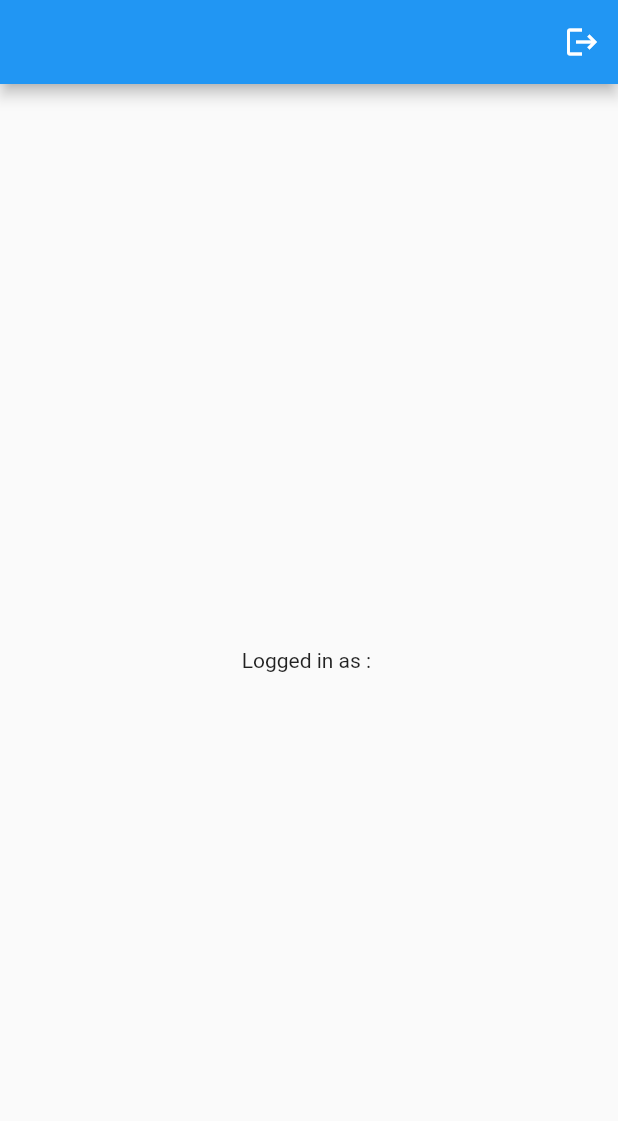
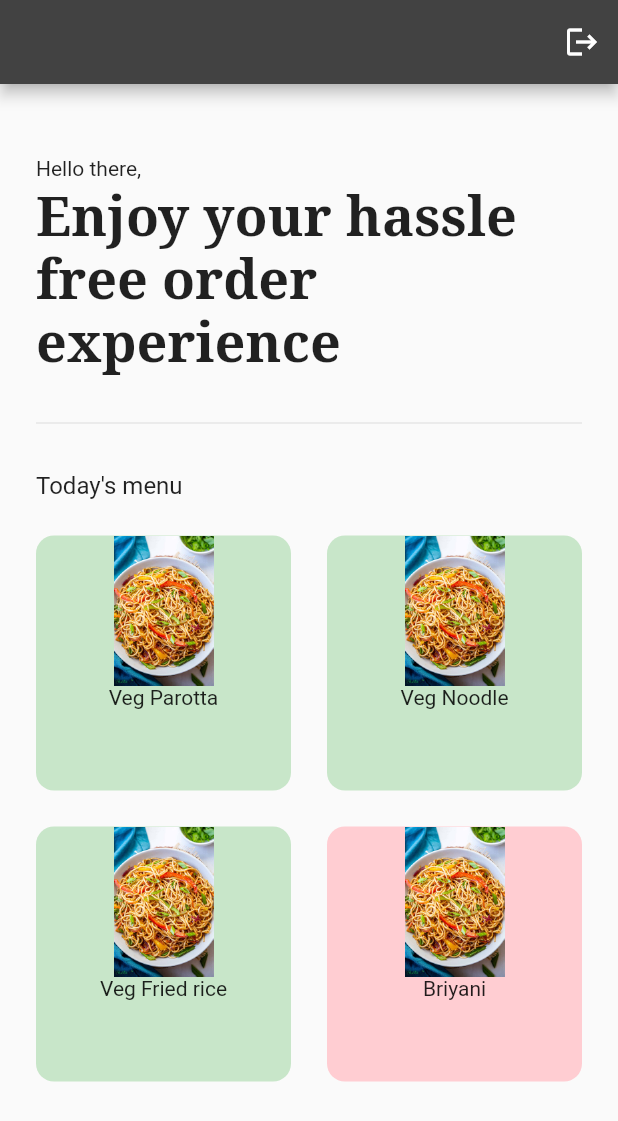
Before and after one commit to MohamedArafath205/Cafe-Connect, a Flutter app: the screen it shows once a user with an empty profile is signed in, on a phone screen of 412 x 824 dp. Shown: the top 1121 px of the screen. Run offline on Flutter 3.47's test engine with Material 2 defaults, Android fonts, the phone set to English and light mode, and no system bars; our stand-ins replace firebase_auth, firebase_core, google_fonts, google_sign_in; accounts and stored records are empty; network calls fail.

Commit message:
Updated Home page UI

```diff
--- /dev/null
+++ b/lib/components/cafe_menu_tile.dart
@@ -0,0 +1,43 @@
+import 'package:flutter/material.dart';
+
+class CafeMenuTile extends StatelessWidget {
+  final String itemName;
+  final String itemPrice;
+  final String imagePath;
+  final color;
+
+  const CafeMenuTile({
+    super.key,
+    required this.itemName,
+    required this.itemPrice,
+    required this.imagePath,
+    required this.color,
+  });
+
+  @override
+  Widget build(BuildContext context) {
+    return Padding(
+      padding: const EdgeInsets.all(12.0),
+      child: Container(
+        decoration: BoxDecoration(
+          color: color[100],
+          borderRadius: BorderRadius.circular(12),
+        ),
+        child: Column(
+          children: [
+            // image
+            Image.asset(
+              imagePath,
+              height: 100,
+            ),
+
+            // item name
+            Text(itemName),
+
+            // price + button
+          ],
+        ),
+      ),
+    );
+  }
+}
--- a/lib/main.dart
+++ b/lib/main.dart
@@ -1,4 +1,6 @@
 import 'package:flutter/material.dart';
+import 'package:provider/provider.dart';
+import 'model/cart_model.dart';
 import 'pages/auth_page.dart';
 import 'package:firebase_core/firebase_core.dart';
 import 'firebase_options.dart';
@@ -16,9 +18,12 @@ class MyApp extends StatelessWidget {
 
   @override
   Widget build(BuildContext context) {
-    return MaterialApp(
-      debugShowCheckedModeBanner: false,
-      home: AuthPage(),
+    return ChangeNotifierProvider(
+      create: (context) => CartModel(),
+      child: MaterialApp(
+        debugShowCheckedModeBanner: false,
+        home: AuthPage(),
+      ),
     );
   }
 }
--- /dev/null
+++ b/lib/model/cart_model.dart
@@ -0,0 +1,14 @@
+import 'package:flutter/material.dart';
+
+class CartModel extends ChangeNotifier {
+  // list the items for sale
+  final List _shopItems = [
+    // [itemName, itemPrice, imagePath, color]
+    ["Veg Parotta", "₹ 40.00", "lib/images/veg-noodle.png", Colors.green],
+    ["Veg Noodle", "₹ 60.00", "lib/images/veg-noodle.png", Colors.green],
+    ["Veg Fried rice", "₹ 60.00", "lib/images/veg-noodle.png", Colors.green],
+    ["Briyani", "₹ 100.00", "lib/images/veg-noodle.png", Colors.red],
+  ];
+
+  get shopItems => _shopItems;
+}
--- a/lib/pages/forgot_password_page.dart
+++ b/lib/pages/forgot_password_page.dart
@@ -59,7 +59,7 @@ class _ForgotPasswordState extends State<ForgotPassword> {
 
                 // logo
                 Image.asset(
-                  "../lib/images/logo.png",
+                  "lib/images/logo.png",
                   height: 125,
                 ),
 
--- a/lib/pages/home_page.dart
+++ b/lib/pages/home_page.dart
@@ -1,5 +1,10 @@
 import 'package:firebase_auth/firebase_auth.dart';
 import 'package:flutter/material.dart';
+import 'package:google_fonts/google_fonts.dart';
+import 'package:provider/provider.dart';
+
+import '../components/cafe_menu_tile.dart';
+import '../model/cart_model.dart';
 
 class HomePage extends StatelessWidget {
   HomePage({super.key});
@@ -13,12 +18,68 @@ class HomePage extends StatelessWidget {
   @override
   Widget build(BuildContext context) {
     return Scaffold(
-      appBar: AppBar(actions: [
-        IconButton(onPressed: signUserOut, icon: Icon(Icons.logout))
-      ]),
-      body: Center(
-        child: Text('Logged in as : ' + user.email!),
-      ),
-    );
+        appBar: AppBar(backgroundColor: Colors.grey[800], actions: [
+          IconButton(onPressed: signUserOut, icon: Icon(Icons.logout))
+        ]),
+        body: SafeArea(
+          child: Column(
+            crossAxisAlignment: CrossAxisAlignment.start,
+            children: [
+              const SizedBox(height: 48),
+              // greetings
+              const Padding(
+                padding: EdgeInsets.symmetric(horizontal: 24.0),
+                child: Text("Hello there,"),
+              ),
+
+              const SizedBox(height: 4),
+              // Let's order something
+              Padding(
+                padding: const EdgeInsets.symmetric(horizontal: 24.0),
+                child: Text(
+                  "Enjoy your hassle free order experience",
+                  style: GoogleFonts.notoSerif(
+                    fontSize: 36,
+                    fontWeight: FontWeight.bold,
+                  ),
+                ),
+              ),
+
+              // divider
+              const SizedBox(height: 24),
+
+              const Padding(
+                padding: EdgeInsets.symmetric(horizontal: 24.0),
+                child: Divider(),
+              ),
+              // Menu
+              const SizedBox(height: 24),
+
+              const Padding(
+                padding: EdgeInsets.symmetric(horizontal: 24.0),
+                child: Text("Today's menu", style: TextStyle(fontSize: 16)),
+              ),
+
+              Expanded(
+                child: Consumer<CartModel>(builder: (context, value, child) {
+                  return GridView.builder(
+                      itemCount: value.shopItems.length,
+                      padding: EdgeInsets.all(12),
+                      gridDelegate:
+                          const SliverGridDelegateWithFixedCrossAxisCount(
+                              crossAxisCount: 2),
+                      itemBuilder: (context, index) {
+                        return CafeMenuTile(
+                          itemName: value.shopItems[index][0],
+                          itemPrice: value.shopItems[index][1],
+                          imagePath: value.shopItems[index][2],
+                          color: value.shopItems[index][3],
+                        );
+                      });
+                }),
+              )
+            ],
+          ),
+        ));
   }
 }
--- a/lib/pages/login_page.dart
+++ b/lib/pages/login_page.dart
@@ -68,7 +68,7 @@ class _LoginPageState extends State<LoginPage> {
 
                 // logo
                 Image.asset(
-                  "../lib/images/logo.png",
+                  "lib/images/logo.png",
                   height: 125,
                 ),
 
--- a/lib/pages/register_page.dart
+++ b/lib/pages/register_page.dart
@@ -72,7 +72,7 @@ class _RegisterPageState extends State<RegisterPage> {
 
                 // logo
                 Image.asset(
-                  "../lib/images/logo.png",
+                  "lib/images/logo.png",
                   height: 125,
                 ),
 
--- a/pubspec.yaml
+++ b/pubspec.yaml
@@ -38,6 +38,8 @@ dependencies:
   firebase_core: ^2.15.1
   firebase_auth: ^4.7.3
   google_sign_in: ^6.1.4
+  google_fonts: ^5.1.0
+  provider: ^6.0.5
 
 dev_dependencies:
   flutter_test:
```
Also changed, not shown: lib/images/veg-noodle.png (added), pubspec.lock, 1 other file.
